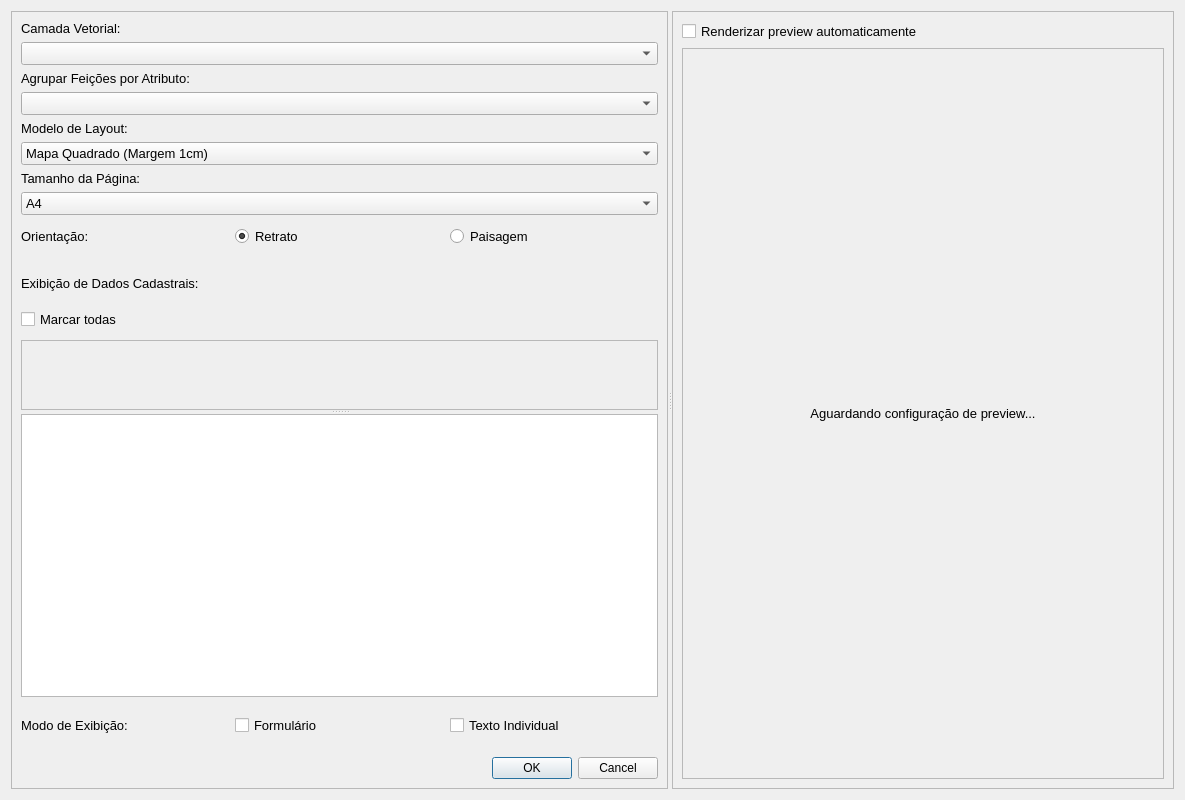
The window that vector_to_map_dialog_base.ui (matheusdurso/VectorToMap) describes before a commit, drawn with Qt 5.
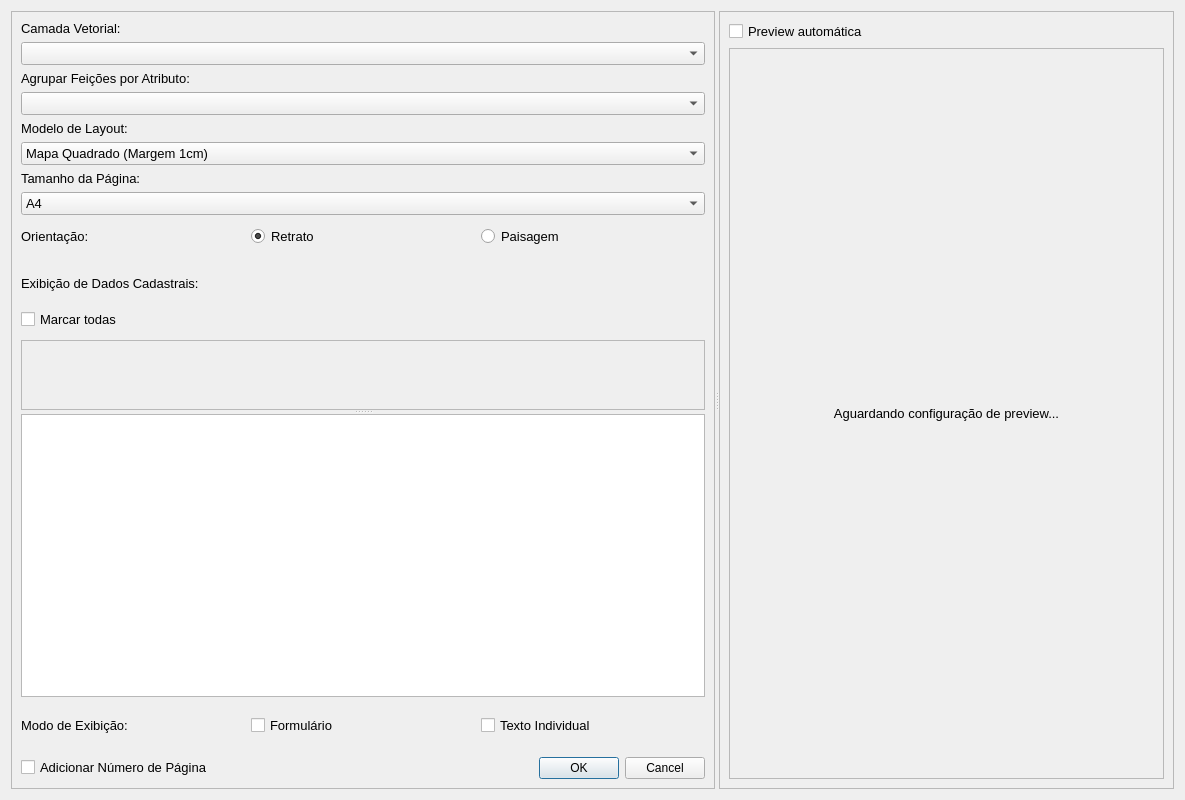
The same window after the commit. Custom widgets are drawn as their Qt base class.

Commit message: v0.2.8: Integrated i18n support, automated page numbering, and UI stability fixes

```diff
--- a/vector_to_map_dialog_base.ui
+++ b/vector_to_map_dialog_base.ui
@@ -40,7 +40,7 @@
         <rect>
          <x>0</x>
          <y>0</y>
-         <width>671</width>
+         <width>649</width>
          <height>776</height>
         </rect>
        </property>
@@ -282,7 +282,7 @@
              <rect>
               <x>0</x>
               <y>0</y>
-              <width>647</width>
+              <width>625</width>
               <height>85</height>
              </rect>
             </property>
@@ -371,6 +371,18 @@
           <property name="topMargin">
            <number>15</number>
           </property>
+          <item>
+           <widget class="QCheckBox" name="chk_numeracao">
+            <property name="font">
+             <font>
+              <pointsize>10</pointsize>
+             </font>
+            </property>
+            <property name="text">
+             <string>Adicionar Número de Página</string>
+            </property>
+           </widget>
+          </item>
           <item>
            <widget class="QDialogButtonBox" name="button_box">
             <property name="orientation">
@@ -403,7 +415,7 @@
         <rect>
          <x>0</x>
          <y>0</y>
-         <width>482</width>
+         <width>504</width>
          <height>776</height>
         </rect>
        </property>
@@ -416,7 +428,7 @@
              <enum>Qt::LeftToRight</enum>
             </property>
             <property name="text">
-             <string>Renderizar preview automaticamente</string>
+             <string>Preview automática</string>
             </property>
             <property name="tristate">
              <bool>false</bool>
```
The commit also changes 7 other files.
